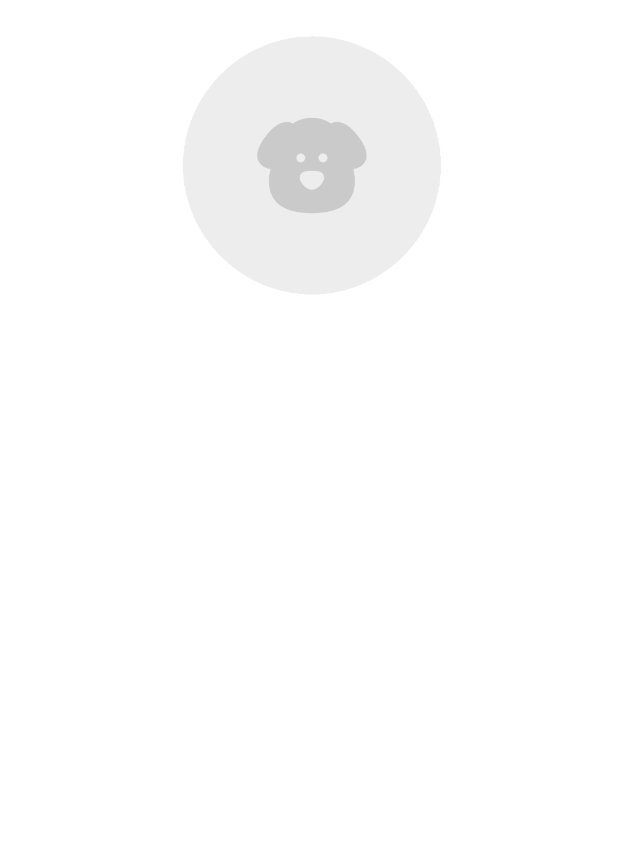
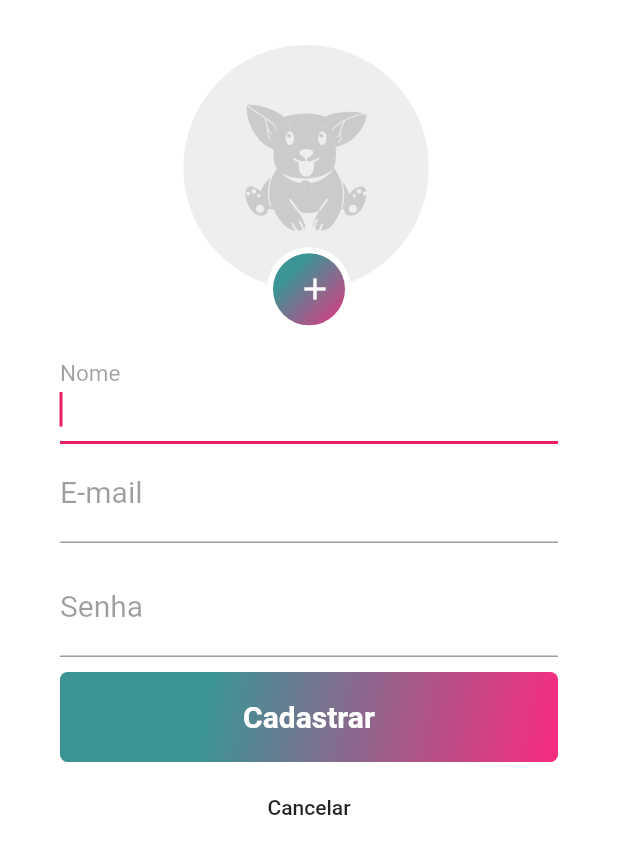
Before and after one commit to Ivandosss/flutter-login-screen, a Flutter app: the SignupPage screen opened directly, on a phone screen of 412 x 824 dp. Shown: the top 854 px of the screen. Run offline on Flutter 3.47's test engine with Material 2 defaults, Android fonts, the phone set to English and light mode, and no system bars.

Commit message:
tela signup finalizada

```diff
--- a/lib/pages/login.page.dart
+++ b/lib/pages/login.page.dart
@@ -1,5 +1,6 @@
 // ignore_for_file: deprecated_member_use
 import 'package:flutter/material.dart';
+import 'package:login_app/pages/signup.page.dart';
 
 import 'reset.password.page.dart';
 
@@ -169,7 +170,14 @@ class LoginPage extends StatelessWidget {
                   "Cadastre-se",
                   textAlign: TextAlign.center,
                 ),
-                onPressed: () => {},
+                onPressed: () {
+                  Navigator.push(
+                    context,
+                    MaterialPageRoute(
+                      builder: (context) => SignupPage(),
+                    ),
+                  );
+                },
               ),
             ),
           ],
--- a/lib/pages/reset.password.page.dart
+++ b/lib/pages/reset.password.page.dart
@@ -5,6 +5,40 @@ class ResetPasswordPage extends StatelessWidget {
 
   @override
   Widget build(BuildContext context) {
+    var container = Container(
+      height: 60,
+      alignment: Alignment.centerLeft,
+      decoration: const BoxDecoration(
+        gradient: LinearGradient(
+            begin: Alignment.topLeft,
+            end: Alignment.bottomRight,
+            stops: [
+              0.3,
+              1
+            ],
+            colors: [
+              Color.fromRGBO(60, 148, 149, 1),
+              Color.fromRGBO(249, 43, 127, 1),
+            ]),
+        borderRadius: BorderRadius.all(
+          Radius.circular(5),
+        ),
+      ),
+      child: SizedBox.expand(
+        child: FlatButton(
+          child: const Text(
+            "Enviar",
+            style: TextStyle(
+              fontWeight: FontWeight.bold,
+              color: Colors.white,
+              fontSize: 20,
+            ),
+            textAlign: TextAlign.center,
+          ),
+          onPressed: () => {},
+        ),
+      ),
+    );
     return Scaffold(
       appBar: AppBar(
         backgroundColor: Colors.white,
@@ -70,40 +104,7 @@ class ResetPasswordPage extends StatelessWidget {
             const SizedBox(
               height: 20,
             ),
-            Container(
-              height: 60,
-              alignment: Alignment.centerLeft,
-              decoration: const BoxDecoration(
-                gradient: LinearGradient(
-                    begin: Alignment.topLeft,
-                    end: Alignment.bottomRight,
-                    stops: [
-                      0.3,
-                      1
-                    ],
-                    colors: [
-                      Color.fromRGBO(60, 148, 149, 1),
-                      Color.fromRGBO(249, 43, 127, 1),
-                    ]),
-                borderRadius: BorderRadius.all(
-                  Radius.circular(5),
-                ),
-              ),
-              child: SizedBox.expand(
-                child: FlatButton(
-                  child: const Text(
-                    "Enviar",
-                    style: TextStyle(
-                      fontWeight: FontWeight.bold,
-                      color: Colors.white,
-                      fontSize: 20,
-                    ),
-                    textAlign: TextAlign.center,
-                  ),
-                  onPressed: () => {},
-                ),
-              ),
-            ),
+            container,
             const SizedBox(
               height: 20,
             ),
--- a/lib/pages/signup.page.dart
+++ b/lib/pages/signup.page.dart
@@ -13,19 +13,154 @@ class SignupPage extends StatelessWidget {
           right: 40,
         ),
         color: Colors.white,
-        child: ListView(children: [
+        child: ListView(
+          children: [
             Container(
               width: 200,
               height: 200,
               alignment: Alignment(0.0, 1.15),
               decoration: new BoxDecoration(
                 image: new DecorationImage(
-                image: AssetImage("assets/profile-picture.png"),
+                  image: AssetImage("assets/profile_picture.png"),
                   fit: BoxFit.fitHeight,
                 ),
               ),
+              child: Container(
+                height: 56,
+                width: 56,
+                alignment: Alignment.center,
+                decoration: BoxDecoration(
+                  gradient: LinearGradient(
+                    begin: Alignment.topLeft,
+                    end: Alignment.bottomRight,
+                    stops: [0.3, 1.0],
+                    colors: const [
+                      Color.fromRGBO(60, 148, 149, 1),
+                      Color.fromRGBO(249, 43, 127, 1),
+                    ],
                   ),
-        ]),
+                  border: Border.all(
+                    width: 4.0,
+                    color: Color(0xFFFFFFFF),
+                  ),
+                  borderRadius: const BorderRadius.all(
+                    Radius.circular(56),
+                  ),
+                ),
+                child: SizedBox.expand(
+                  child: FlatButton(
+                    child: const Icon(
+                      Icons.add,
+                      color: Colors.white,
+                    ),
+                    onPressed: () => {},
+                  ),
+                ),
+              ),
+            ),
+            const SizedBox(
+              height: 20,
+            ),
+            TextFormField(
+              autofocus: true,
+              keyboardType: TextInputType.text,
+              decoration: const InputDecoration(
+                labelText: "Nome",
+                labelStyle: TextStyle(
+                  color: Colors.black38,
+                  fontWeight: FontWeight.w400,
+                  fontSize: 20,
+                ),
+              ),
+              style: const TextStyle(
+                fontSize: 20,
+              ),
+            ),
+            TextFormField(
+              // autofocus: true,
+              keyboardType: TextInputType.emailAddress,
+              decoration: const InputDecoration(
+                labelText: "E-mail",
+                labelStyle: TextStyle(
+                  color: Colors.black38,
+                  fontWeight: FontWeight.w400,
+                  fontSize: 20,
+                ),
+              ),
+              style: const TextStyle(
+                fontSize: 20,
+              ),
+            ),
+            const SizedBox(
+              height: 10,
+            ),
+            TextFormField(
+              // autofocus: true,
+              keyboardType: TextInputType.text,
+              obscureText: true,
+              decoration: const InputDecoration(
+                labelText: "Senha",
+                labelStyle: TextStyle(
+                  color: Colors.black38,
+                  fontWeight: FontWeight.w400,
+                  fontSize: 20,
+                ),
+              ),
+              style: const TextStyle(
+                fontSize: 20,
+              ),
+            ),
+            const SizedBox(
+              height: 10,
+            ),
+            Container(
+              height: 60,
+              alignment: Alignment.centerLeft,
+              decoration: const BoxDecoration(
+                gradient: LinearGradient(
+                  begin: Alignment.topLeft,
+                  end: Alignment.bottomRight,
+                  stops: [0.3, 1],
+                  colors: [
+                    Color.fromRGBO(60, 148, 149, 1),
+                    Color.fromRGBO(249, 43, 127, 1),
+                  ],
+                ),
+                borderRadius: BorderRadius.all(
+                  Radius.circular(5),
+                ),
+              ),
+              child: SizedBox.expand(
+                child: FlatButton(
+                  child: const Text(
+                    "Cadastrar",
+                    style: TextStyle(
+                      fontWeight: FontWeight.bold,
+                      color: Colors.white,
+                      fontSize: 20,
+                    ),
+                    textAlign: TextAlign.center,
+                  ),
+                  onPressed: () => {},
+                ),
+              ),
+            ),
+            const SizedBox(
+              height: 10,
+            ),
+            Container(
+              height: 40,
+              alignment: Alignment.center,
+              child: FlatButton(
+                child: const Text(
+                  "Cancelar",
+                  textAlign: TextAlign.center,
+                ),
+                onPressed: () => Navigator.pop(context, false),
+              ),
+            ),
+          ],
+        ),
       ),
     );
   }
--- a/pubspec.yaml
+++ b/pubspec.yaml
@@ -97,6 +97,5 @@ flutter:
     - assets/bone.png
     - assets/fb-icon.png
     - assets/reset-password-icon.png
-    - assets/profile-picture.png
     - assets/user-picture.png
     - assets/app-logo.png
```
Also changed, not shown: assets/profile-picture.png (deleted). Lines whose indentation alone changed are shown as unchanged.
